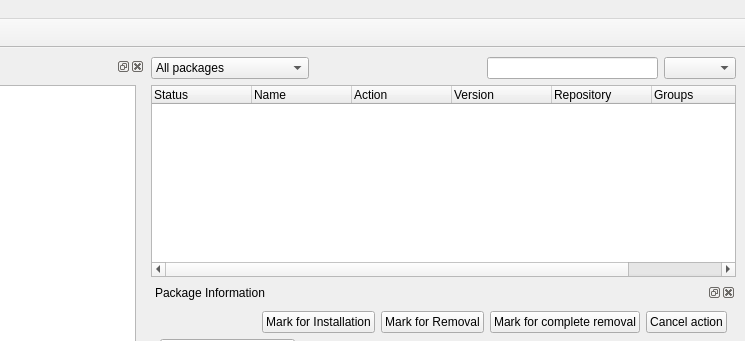
The window that trunk/ui/MainWindow.ui (drf/shaman1) describes before a commit, drawn with Qt 5; both pictures show x 450 to 1195 and y 0 to 341 of the 1195 by 722 pixel window.
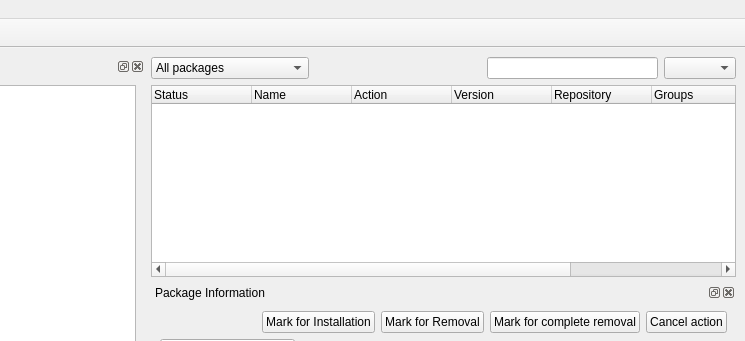
The same window after the commit. Icons and pictures are not drawn.

Commit message: Action columns is icon only from now

Patch:
```diff
--- a/trunk/ui/MainWindow.ui
+++ b/trunk/ui/MainWindow.ui
@@ -154,6 +154,11 @@
           <string>Description</string>
          </property>
         </column>
+        <column>
+         <property name="text" >
+          <string>Action-Text</string>
+         </property>
+        </column>
        </widget>
       </item>
      </layout>
```
Left out of the diff: 2 changed lines with no effect on the pictures. The commit also changes 1 other file.
